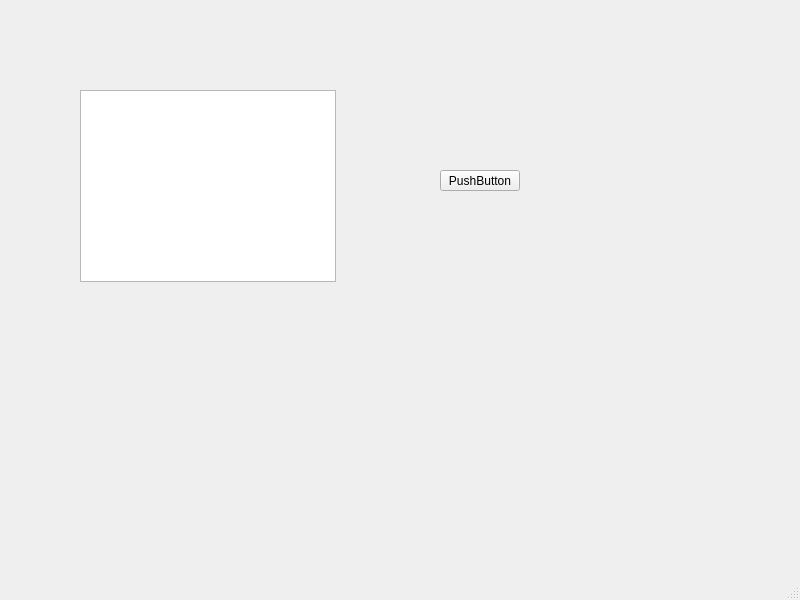
First picture: the form in MainWindow.ui, repository van-ess0/qwnPlayer, before the edit.
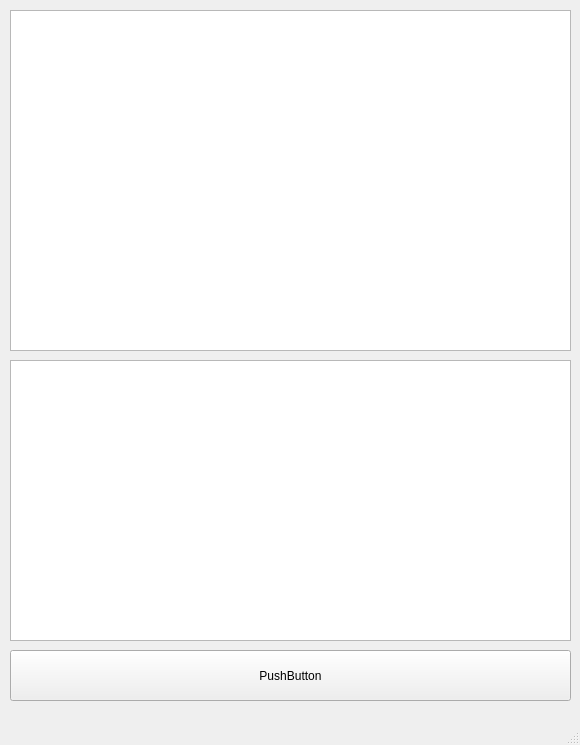
Second picture: the form after the edit.

```diff
--- a/MainWindow.ui
+++ b/MainWindow.ui
@@ -6,8 +6,8 @@
    <rect>
     <x>0</x>
     <y>0</y>
-    <width>800</width>
-    <height>600</height>
+    <width>580</width>
+    <height>745</height>
    </rect>
   </property>
   <property name="windowTitle">
@@ -17,26 +17,44 @@
    <widget class="QListWidget" name="listWidget">
     <property name="geometry">
      <rect>
-      <x>80</x>
-      <y>90</y>
-      <width>256</width>
-      <height>192</height>
+      <x>10</x>
+      <y>10</y>
+      <width>561</width>
+      <height>341</height>
      </rect>
     </property>
+    <property name="font">
+     <font>
+      <pointsize>36</pointsize>
+     </font>
+    </property>
+    <property name="selectionRectVisible">
+     <bool>true</bool>
+    </property>
    </widget>
    <widget class="QPushButton" name="pushButton">
     <property name="geometry">
      <rect>
-      <x>440</x>
-      <y>170</y>
-      <width>80</width>
-      <height>21</height>
+      <x>10</x>
+      <y>650</y>
+      <width>561</width>
+      <height>51</height>
      </rect>
     </property>
     <property name="text">
      <string>PushButton</string>
     </property>
    </widget>
+   <widget class="QTextEdit" name="textEdit">
+    <property name="geometry">
+     <rect>
+      <x>10</x>
+      <y>360</y>
+      <width>561</width>
+      <height>281</height>
+     </rect>
+    </property>
+   </widget>
   </widget>
   <widget class="QMenuBar" name="menubar">
    <property name="geometry">
```
Left out of the diff: 2 changed lines with no effect on the pictures.
